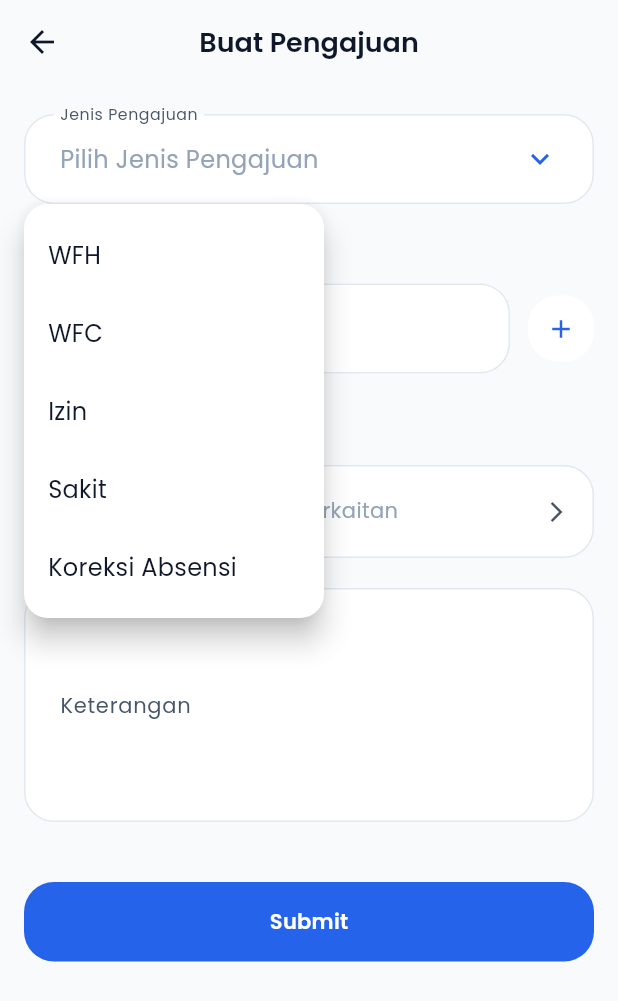
After one commit to zahraldila/mobile-sip-sistem-absensi, a Flutter app: the SubmissionFormPage screen opened directly, after a tap on "Pilih Jenis Pengajuan", on a phone screen of 412 x 824 dp. The commit adds this screen. Shown: the top 1001 px of the screen. Run offline on Flutter 3.47's test engine with Material 3 defaults, Android fonts, the phone set to English and light mode, and no system bars; our stand-ins replace dio, get_it, go_router, google_fonts, shared_preferences; missing offline and left inert: file_selector; accounts and stored records are empty.

Commit message:
feat: implementasi form pengajuan

```diff
--- /dev/null
+++ b/mobile/lib/core/widgets/app_form_fields.dart
@@ -0,0 +1,248 @@
+import 'package:flutter/material.dart';
+import 'package:sip_sistem_absensi_mobile/core/theme/app_colors.dart';
+import 'package:sip_sistem_absensi_mobile/core/theme/app_radius.dart';
+import 'package:sip_sistem_absensi_mobile/core/theme/app_typography.dart';
+
+class AppDropdownField<T> extends StatelessWidget {
+  const AppDropdownField({
+    super.key,
+    this.label,
+    this.hint,
+    required this.items,
+    required this.value,
+    required this.onChanged,
+    this.validator,
+  });
+
+  final String? label;
+  final String? hint;
+  final List<DropdownMenuItem<T>> items;
+  final T? value;
+  final ValueChanged<T?> onChanged;
+  final String? Function(T?)? validator;
+
+  String? _selectedLabel() {
+    final selected = items.firstWhere(
+      (item) => item.value == value,
+      orElse: () => DropdownMenuItem<T>(value: null, child: const SizedBox()),
+    );
+    if (selected.child is Text) {
+      return (selected.child as Text).data;
+    }
+    return null;
+  }
+
+  @override
+  Widget build(BuildContext context) {
+    final selectedLabel = _selectedLabel();
+    return FormField<T>(
+      initialValue: value,
+      validator: validator,
+      builder: (fieldState) {
+        return PopupMenuButton<T>(
+          position: PopupMenuPosition.under,
+          color: Colors.white,
+          shape: RoundedRectangleBorder(borderRadius: BorderRadius.circular(16)),
+          elevation: 8,
+          constraints: const BoxConstraints(minWidth: 200, maxWidth: 320),
+          onSelected: (selectedValue) {
+            fieldState.didChange(selectedValue);
+            onChanged(selectedValue);
+          },
+          itemBuilder: (context) {
+            return items.map((item) {
+              final isSelected = item.value == value;
+              final itemText = item.child is Text ? (item.child as Text).data ?? '' : '';
+              return PopupMenuItem<T>(
+                value: item.value,
+                padding: EdgeInsets.zero,
+                child: Container(
+                  height: 52,
+                  padding: const EdgeInsets.symmetric(horizontal: 16),
+                  decoration: isSelected
+                      ? BoxDecoration(
+                          color: AppColors.primary.withOpacity(0.08),
+                          borderRadius: BorderRadius.circular(12),
+                        )
+                      : null,
+                  alignment: Alignment.centerLeft,
+                  child: Text(
+                    itemText,
+                    style: AppTypography.textTheme.bodyLarge?.copyWith(
+                      color: isSelected ? AppColors.primary : AppColors.textPrimary,
+                      fontWeight: isSelected ? FontWeight.w600 : FontWeight.w400,
+                    ),
+                  ),
+                ),
+              );
+            }).toList();
+          },
+          child: InputDecorator(
+            decoration: InputDecoration(
+              labelText: label,
+              hintText: hint,
+              filled: true,
+              fillColor: AppColors.surface,
+              contentPadding: const EdgeInsets.symmetric(horizontal: 20, vertical: 18),
+              border: OutlineInputBorder(borderRadius: AppRadius.medium, borderSide: const BorderSide(color: AppColors.border)),
+              focusedBorder: OutlineInputBorder(borderRadius: AppRadius.medium, borderSide: const BorderSide(color: AppColors.primary, width: 1.5)),
+              enabledBorder: OutlineInputBorder(borderRadius: AppRadius.medium, borderSide: const BorderSide(color: AppColors.border)),
+              errorText: fieldState.errorText,
+              hintStyle: AppTypography.textTheme.bodyMedium?.copyWith(color: AppColors.textDisabled),
+            ),
+            child: Row(
+              mainAxisAlignment: MainAxisAlignment.spaceBetween,
+              children: [
+                Expanded(
+                  child: Text(
+                    selectedLabel ?? hint ?? '',
+                    style: selectedLabel != null
+                        ? AppTypography.textTheme.bodyLarge?.copyWith(color: AppColors.textPrimary)
+                        : AppTypography.textTheme.bodyLarge?.copyWith(color: AppColors.textDisabled),
+                  ),
+                ),
+                Icon(Icons.keyboard_arrow_down, color: AppColors.primary),
+              ],
+            ),
+          ),
+        );
+      },
+    );
+  }
+}
+
+class AppDateField extends StatelessWidget {
+  const AppDateField({
+    super.key,
+    this.label,
+    this.value,
+    this.hint,
+    this.onTap,
+    this.validator,
+    required this.action,
+  });
+
+  final String? label;
+  final String? value;
+  final String? hint;
+  final VoidCallback? onTap;
+  final String? Function(String?)? validator;
+  final Widget action;
+
+  @override
+  Widget build(BuildContext context) {
+    return Row(
+      children: [
+        Expanded(
+          child: InkWell(
+            onTap: onTap,
+            borderRadius: AppRadius.medium,
+            child: InputDecorator(
+              decoration: InputDecoration(
+                labelText: label,
+                hintText: hint,
+                filled: true,
+                fillColor: AppColors.surface,
+                contentPadding: const EdgeInsets.symmetric(horizontal: 20, vertical: 18),
+                border: OutlineInputBorder(borderRadius: AppRadius.medium, borderSide: const BorderSide(color: AppColors.border)),
+                focusedBorder: OutlineInputBorder(borderRadius: AppRadius.medium, borderSide: const BorderSide(color: AppColors.primary, width: 1.5)),
+                enabledBorder: OutlineInputBorder(borderRadius: AppRadius.medium, borderSide: const BorderSide(color: AppColors.border)),
+              ),
+              child: Text(
+                value ?? '',
+                style: AppTypography.textTheme.bodyLarge,
+              ),
+            ),
+          ),
+        ),
+        const SizedBox(width: 12),
+        action,
+      ],
+    );
+  }
+}
+
+class AppUploadField extends StatelessWidget {
+  const AppUploadField({
+    super.key,
+    this.label,
+    this.fileName,
+    this.hint,
+    required this.onTap,
+  });
+
+  final String? label;
+  final String? fileName;
+  final String? hint;
+  final VoidCallback onTap;
+
+  @override
+  Widget build(BuildContext context) {
+    return Column(
+      crossAxisAlignment: CrossAxisAlignment.stretch,
+      children: [
+        if (label != null) ...[
+          Text(label!, style: AppTypography.textTheme.bodyMedium),
+          const SizedBox(height: 8),
+        ],
+        InkWell(
+          onTap: onTap,
+          borderRadius: AppRadius.medium,
+          child: Container(
+            padding: const EdgeInsets.symmetric(horizontal: 16, vertical: 18),
+            decoration: BoxDecoration(
+              color: AppColors.surface,
+              borderRadius: AppRadius.medium,
+              border: Border.all(color: AppColors.border),
+            ),
+            child: Row(
+              children: [
+                const Icon(Icons.upload_file, color: AppColors.primary),
+                const SizedBox(width: 12),
+                Expanded(
+                  child: Text(
+                    fileName ?? hint ?? 'Pilih file',
+                    style: AppTypography.textTheme.bodyMedium?.copyWith(color: fileName == null ? AppColors.textDisabled : AppColors.textPrimary),
+                  ),
+                ),
+                const Icon(Icons.arrow_forward_ios, size: 16, color: AppColors.textSecondary),
+              ],
+            ),
+          ),
+        ),
+      ],
+    );
+  }
+}
+
+class AppMultilineField extends StatelessWidget {
+  const AppMultilineField({
+    super.key,
+    this.controller,
+    this.label,
+    this.hint,
+  });
+
+  final TextEditingController? controller;
+  final String? label;
+  final String? hint;
+
+  @override
+  Widget build(BuildContext context) {
+    return TextFormField(
+      controller: controller,
+      maxLines: 5,
+      style: AppTypography.textTheme.bodyLarge,
+      decoration: InputDecoration(
+        labelText: label,
+        hintText: hint,
+        filled: true,
+        fillColor: AppColors.surface,
+        contentPadding: const EdgeInsets.symmetric(horizontal: 20, vertical: 18),
+        border: OutlineInputBorder(borderRadius: AppRadius.medium, borderSide: const BorderSide(color: AppColors.border)),
+        focusedBorder: OutlineInputBorder(borderRadius: AppRadius.medium, borderSide: const BorderSide(color: AppColors.primary, width: 1.5)),
+        enabledBorder: OutlineInputBorder(borderRadius: AppRadius.medium, borderSide: const BorderSide(color: AppColors.border)),
+      ),
+    );
+  }
+}
--- /dev/null
+++ b/mobile/lib/core/widgets/app_square_icon_button.dart
@@ -0,0 +1,40 @@
+import 'package:flutter/material.dart';
+import 'package:sip_sistem_absensi_mobile/core/theme/app_colors.dart';
+import 'package:sip_sistem_absensi_mobile/core/theme/app_radius.dart';
+
+class AppSquareIconButton extends StatelessWidget {
+  const AppSquareIconButton({
+    super.key,
+    required this.onPressed,
+    required this.icon,
+    this.backgroundColor = AppColors.surface,
+    this.iconColor = AppColors.textPrimary,
+  });
+
+  final VoidCallback onPressed;
+  final Widget icon;
+  final Color backgroundColor;
+  final Color iconColor;
+
+  @override
+  Widget build(BuildContext context) {
+    return Material(
+      color: backgroundColor,
+      borderRadius: AppRadius.medium,
+      child: InkWell(
+        onTap: onPressed,
+        borderRadius: AppRadius.medium,
+        child: SizedBox(
+          height: 44,
+          width: 44,
+          child: Center(
+            child: IconTheme(
+              data: IconThemeData(color: iconColor, size: 20),
+              child: icon,
+            ),
+          ),
+        ),
+      ),
+    );
+  }
+}
--- a/mobile/lib/features/submission/data/datasource/pengajuan_remote_data_source.dart
+++ b/mobile/lib/features/submission/data/datasource/pengajuan_remote_data_source.dart
@@ -1,5 +1,6 @@
 import 'package:dio/dio.dart';
 import 'package:sip_sistem_absensi_mobile/core/config/supabase_config.dart';
+import '../../domain/entities/pengajuan_request.dart';
 import '../models/pengajuan_model.dart';
 
 class PengajuanRemoteDataSource {
@@ -27,4 +28,40 @@ class PengajuanRemoteDataSource {
     }
     throw Exception('Failed to load pengajuan');
   }
+
+  Future<void> createPengajuan(PengajuanRequest request) async {
+    final path = '/rest/v1/pengajuan';
+    final records = request.tanggalPengajuan.map((date) {
+      final record = {
+        'pegawai_id': request.pegawaiId,
+        'jenis_pengajuan': request.jenisPengajuan,
+        'tanggal_pengajuan': date.toIso8601String().split('T').first,
+        'status_pengajuan': 'Pending',
+      };
+
+      if (request.lampiran != null && request.lampiran!.trim().isNotEmpty) {
+        record['lampiran'] = request.lampiran!.trim();
+      }
+
+      if (request.keterangan != null && request.keterangan!.trim().isNotEmpty) {
+        record['keterangan'] = request.keterangan!.trim();
+      }
+
+      return record;
+    }).toList();
+
+    print(records);
+
+    final resp = await _dio.post(path,
+        data: records,
+        options: Options(headers: {
+          'Prefer': 'return=minimal',
+        }));
+
+    if (resp.statusCode == 201 || resp.statusCode == 204) {
+      return;
+    }
+
+    throw Exception('Failed to create pengajuan: ${resp.statusCode} ${resp.data}');
+  }
 }
--- a/mobile/lib/features/submission/data/repository/pengajuan_repository_impl.dart
+++ b/mobile/lib/features/submission/data/repository/pengajuan_repository_impl.dart
@@ -1,4 +1,5 @@
 import '../../domain/entities/pengajuan.dart';
+import '../../domain/entities/pengajuan_request.dart';
 import '../datasource/pengajuan_remote_data_source.dart';
 import '../../domain/repositories/pengajuan_repository.dart';
 
@@ -12,4 +13,9 @@ class PengajuanRepositoryImpl implements PengajuanRepository {
     final models = await remote.fetchPengajuanByPegawai(pegawaiId);
     return models;
   }
+
+  @override
+  Future<void> createPengajuan(PengajuanRequest request) async {
+    await remote.createPengajuan(request);
+  }
 }
--- /dev/null
+++ b/mobile/lib/features/submission/domain/entities/pengajuan_request.dart
@@ -0,0 +1,15 @@
+class PengajuanRequest {
+  final String pegawaiId;
+  final String jenisPengajuan;
+  final List<DateTime> tanggalPengajuan;
+  final String? lampiran;
+  final String? keterangan;
+
+  const PengajuanRequest({
+    required this.pegawaiId,
+    required this.jenisPengajuan,
+    required this.tanggalPengajuan,
+    this.lampiran,
+    this.keterangan,
+  });
+}
--- a/mobile/lib/features/submission/domain/repositories/pengajuan_repository.dart
+++ b/mobile/lib/features/submission/domain/repositories/pengajuan_repository.dart
@@ -1,5 +1,7 @@
 import '../entities/pengajuan.dart';
+import '../entities/pengajuan_request.dart';
 
 abstract class PengajuanRepository {
   Future<List<Pengajuan>> getPengajuanByPegawai(String pegawaiId);
+  Future<void> createPengajuan(PengajuanRequest request);
 }
--- /dev/null
+++ b/mobile/lib/features/submission/domain/usecases/create_pengajuan.dart
@@ -0,0 +1,12 @@
+import '../entities/pengajuan_request.dart';
+import '../repositories/pengajuan_repository.dart';
+
+class CreatePengajuan {
+  final PengajuanRepository repository;
+
+  CreatePengajuan(this.repository);
+
+  Future<void> call(PengajuanRequest request) async {
+    await repository.createPengajuan(request);
+  }
+}
--- /dev/null
+++ b/mobile/lib/features/submission/presentation/submission_form_page.dart
@@ -0,0 +1,267 @@
+import 'package:dio/dio.dart';
+import 'package:file_selector/file_selector.dart';
+import 'package:flutter/material.dart';
+import 'package:intl/intl.dart';
+import 'package:sip_sistem_absensi_mobile/core/theme/app_colors.dart';
+import 'package:sip_sistem_absensi_mobile/core/theme/app_spacing.dart';
+import 'package:sip_sistem_absensi_mobile/core/theme/app_typography.dart';
+import 'package:sip_sistem_absensi_mobile/core/widgets/app_form_fields.dart';
+import 'package:sip_sistem_absensi_mobile/core/widgets/app_square_icon_button.dart';
+import 'package:sip_sistem_absensi_mobile/core/widgets/primary_button.dart';
+import 'package:sip_sistem_absensi_mobile/core/widgets/success_dialog.dart';
+import 'package:sip_sistem_absensi_mobile/features/auth/services/auth_state.dart';
+import 'package:sip_sistem_absensi_mobile/features/submission/data/datasource/pengajuan_remote_data_source.dart';
+import 'package:sip_sistem_absensi_mobile/features/submission/data/repository/pengajuan_repository_impl.dart';
+import 'package:sip_sistem_absensi_mobile/features/submission/domain/entities/pengajuan_request.dart';
+import 'package:sip_sistem_absensi_mobile/features/submission/domain/usecases/create_pengajuan.dart';
+
+class SubmissionFormPage extends StatefulWidget {
+  const SubmissionFormPage({super.key});
+
+  @override
+  State<SubmissionFormPage> createState() => _SubmissionFormPageState();
+}
+
+class _SubmissionFormPageState extends State<SubmissionFormPage> {
+  final _formKey = GlobalKey<FormState>();
+  final _keteranganController = TextEditingController();
+  String? _selectedJenis;
+  final List<DateTime> _tanggalList = [DateTime.now()];
+  String? _selectedFileName;
+  bool _isSubmitting = false;
+
+  late final CreatePengajuan _createPengajuan;
+
+  @override
+  void initState() {
+    super.initState();
+    final remote = PengajuanRemoteDataSource();
+    final repo = PengajuanRepositoryImpl(remote: remote);
+    _createPengajuan = CreatePengajuan(repo);
+  }
+
+  @override
+  void dispose() {
+    _keteranganController.dispose();
+    super.dispose();
+  }
+
+  String _formatDisplayDate(DateTime date) => DateFormat('d MMMM yyyy', 'id_ID').format(date);
+
+  Future<void> _pickDate(int index) async {
+    final currentDate = _tanggalList[index];
+    final picked = await showDatePicker(
+      context: context,
+      initialDate: currentDate,
+      firstDate: DateTime.now().subtract(const Duration(days: 365)),
+      lastDate: DateTime.now().add(const Duration(days: 365)),
+      builder: (context, child) => Theme(
+        data: Theme.of(context).copyWith(
+          colorScheme: ColorScheme.fromSwatch(primarySwatch: Colors.blue).copyWith(onPrimary: Colors.white),
+        ),
+        child: child!,
+      ),
+    );
+
+    if (picked == null) return;
+    if (_tanggalList.any((date) => date.isAtSameMomentAs(picked))) return;
+
+    setState(() {
+      _tanggalList[index] = picked;
+      _tanggalList.sort();
+    });
+  }
+
+  void _addDateRow() {
+    setState(() {
+      _tanggalList.add(DateTime.now().add(Duration(days: _tanggalList.length)));
+      _tanggalList.sort();
+    });
+  }
+
+  void _removeDateRow(int index) {
+    if (_tanggalList.length == 1) return;
+    setState(() {
+      _tanggalList.removeAt(index);
+      _tanggalList.sort();
+    });
+  }
+
+  Future<void> _pickFile() async {
+    final typeGroup = XTypeGroup(
+      label: 'Dokumen',
+      extensions: ['pdf', 'jpg', 'jpeg', 'png'],
+      mimeTypes: ['application/pdf', 'image/jpeg', 'image/png'],
+    );
+
+    final result = await openFile(acceptedTypeGroups: [typeGroup]);
+    if (result == null) return;
+
+    setState(() {
+      _selectedFileName = result.name;
+    });
+  }
+
+  Future<void> _submit() async {
+    if (_isSubmitting) return;
+    if (!_formKey.currentState!.validate()) return;
+    final user = AuthState.instance.currentUser;
+    if (user == null) {
+      _showError('Session tidak ditemukan. Silakan login ulang.');
+      return;
+    }
+
+    setState(() {
+      _isSubmitting = true;
+    });
+
+    final request = PengajuanRequest(
+      pegawaiId: user.pegawaiId,
+      jenisPengajuan: _selectedJenis ?? '',
+      tanggalPengajuan: List.unmodifiable(_tanggalList),
+      lampiran: _selectedFileName,
+      keterangan: _keteranganController.text.isEmpty ? null : _keteranganController.text.trim(),
+    );
+
+    try {
+      await _createPengajuan(request);
+      await _showSuccess();
+      if (mounted) Navigator.pop(context, true);
+    } catch (error) {
+      _showError('Gagal mengirim pengajuan. ${_extractErrorMessage(error)}');
+    } finally {
+      if (mounted) {
+        setState(() {
+          _isSubmitting = false;
+        });
+      }
+    }
+  }
+
+  String _extractErrorMessage(Object error) {
+    if (error is DioException) {
+      return error.response?.data?.toString() ?? error.message ?? 'Unknown error';
+    }
+    return error.toString();
+  }
+
+  void _showError(String message) {
+    showDialog<void>(
+      context: context,
+      builder: (context) => AlertDialog(
+        title: Text('Gagal', style: AppTypography.textTheme.headlineSmall),
+        content: Text(message, style: AppTypography.textTheme.bodyMedium),
+        actions: [
+          TextButton(onPressed: () => Navigator.of(context).pop(), child: const Text('Tutup')),
+        ],
+      ),
+    );
+  }
+
+  Future<void> _showSuccess() async {
+    await showDialog<void>(
+      context: context,
+      barrierDismissible: false,
+      builder: (context) => SuccessDialog(
+        title: 'Pengajuan Berhasil',
+        description: 'Terkirim',
+        onClose: () => Navigator.of(context).pop(),
+      ),
+    );
+  }
+
+  @override
+  Widget build(BuildContext context) {
+    return Scaffold(
+      backgroundColor: AppColors.background,
+      appBar: AppBar(
+        title: const Text('Buat Pengajuan'),
+        backgroundColor: AppColors.background,
+        foregroundColor: AppColors.textPrimary,
+        elevation: 0,
+      ),
+      body: SafeArea(
+        child: SingleChildScrollView(
+          padding: const EdgeInsets.symmetric(horizontal: 16, vertical: AppSpacing.lg),
+          child: Form(
+            key: _formKey,
+            child: Column(
+              crossAxisAlignment: CrossAxisAlignment.stretch,
+              children: [
+                AppDropdownField<String>(
+                  label: 'Jenis Pengajuan',
+                  hint: 'Pilih Jenis Pengajuan',
+                  value: _selectedJenis,
+                  items: const [
+                    DropdownMenuItem(value: 'WFH', child: Text('WFH')),
+                    DropdownMenuItem(value: 'WFC', child: Text('WFC')),
+                    DropdownMenuItem(value: 'Izin', child: Text('Izin')),
+                    DropdownMenuItem(value: 'Sakit', child: Text('Sakit')),
+                    DropdownMenuItem(value: 'Koreksi Absensi', child: Text('Koreksi Absensi')),
+                  ],
+                  onChanged: (value) {
+                    setState(() {
+                      _selectedJenis = value;
+                    });
+                  },
+                  validator: (value) {
+                    if (value == null || value.isEmpty) {
+                      return 'Jenis pengajuan wajib diisi';
+                    }
+                    return null;
+                  },
+                ),
+                const SizedBox(height: AppSpacing.lg),
+                Text('Tanggal', style: AppTypography.textTheme.bodyMedium),
+                const SizedBox(height: AppSpacing.sm),
+                ..._tanggalList.asMap().entries.map((entry) {
+                  final index = entry.key;
+                  final date = entry.value;
+                  return Padding(
+                    padding: const EdgeInsets.only(bottom: AppSpacing.sm),
+                    child: AppDateField(
+                      label: null,
+                      value: _formatDisplayDate(date),
+                      onTap: () => _pickDate(index),
+                      validator: (_) {
+                        if (_tanggalList.isEmpty) {
+                          return 'Minimal harus ada 1 tanggal';
+                        }
+                        return null;
+                      },
+                      action: AppSquareIconButton(
+                        icon: Icon(index == _tanggalList.length - 1 ? Icons.add : Icons.remove, color: index == _tanggalList.length - 1 ? AppColors.primary : AppColors.danger),
+                        onPressed: index == _tanggalList.length - 1 ? _addDateRow : () => _removeDateRow(index),
+                        backgroundColor: AppColors.surface,
+                      ),
+                    ),
+                  );
+                }),
+                const SizedBox(height: AppSpacing.lg),
+                AppUploadField(
+                  label: 'Unggah File',
+                  hint: 'Unggah file yang berkaitan',
+                  fileName: _selectedFileName,
+                  onTap: _pickFile,
+                ),
+                const SizedBox(height: AppSpacing.lg),
+                AppMultilineField(
+                  controller: _keteranganController,
+                  label: 'Keterangan',
+                  hint: 'Tambahkan keterangan jika perlu',
+                ),
+                const SizedBox(height: AppSpacing.xxxl),
+                PrimaryButton(
+                  label: _isSubmitting ? 'Mengirim...' : 'Submit',
+                  onPressed: _isSubmitting ? () {} : _submit,
+                  isExpanded: true,
+                  isEnabled: !_isSubmitting,
+                ),
+              ],
+            ),
+          ),
+        ),
+      ),
+    );
+  }
+}
--- a/mobile/pubspec.yaml
+++ b/mobile/pubspec.yaml
@@ -50,6 +50,7 @@ dependencies:
   mocktail: ^1.0.5
   http: ^1.6.0
   google_fonts: ^6.2.1
+  file_selector: ^1.0.3
 
 dev_dependencies:
   flutter_test:
```
Also changed, not shown: mobile/lib/core/widgets/success_dialog.dart (+68 -13 lines), mobile/lib/features/submission/presentation/submission_page.dart (+28 -3 lines), 1 other file.
